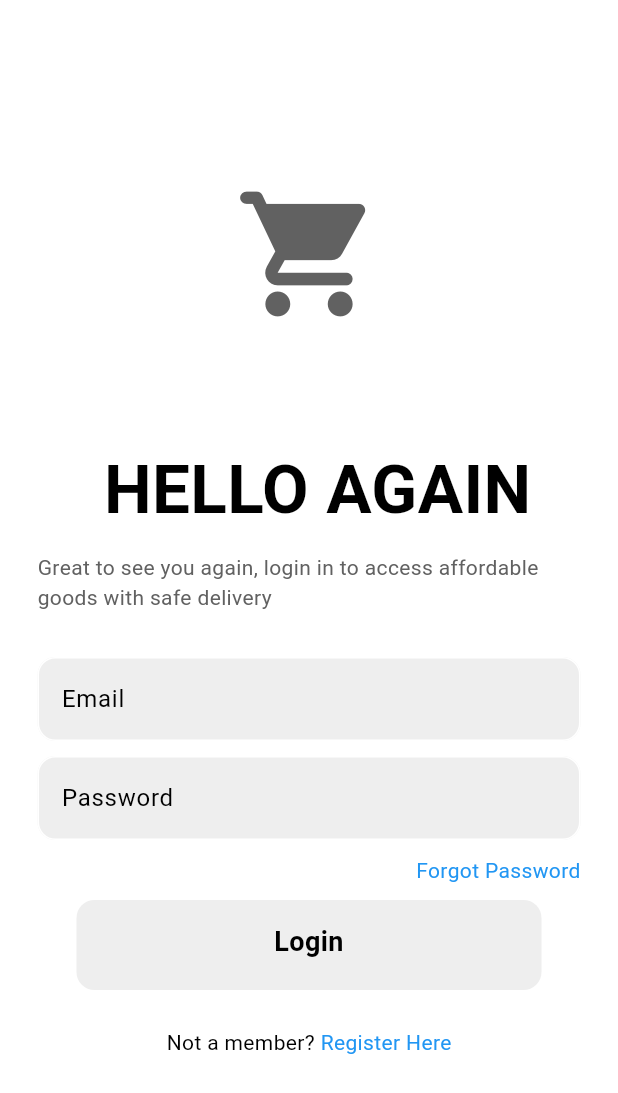
After one commit to iamMawuena1/mini-commerce, a Flutter app: the LoginPage screen opened by its route, on a phone screen of 412 x 824 dp. The commit adds this screen. Shown: the top 1093 px of the screen. Run offline on Flutter 3.47's test engine with Material 3 defaults, Android fonts, the phone set to English and light mode, and no system bars; our stand-ins replace another_flutter_splash_screen, firebase_auth, firebase_core, lottie, smooth_page_indicator; accounts and stored records are empty; network calls fail.

Commit message:
ready for shipment

```diff
--- a/lib/Widgets/my_button.dart
+++ b/lib/Widgets/my_button.dart
@@ -5,7 +5,7 @@ class MyButton extends StatelessWidget {
   final Widget child;
   const MyButton({
     super.key,
-    this.onTap,
+    required this.onTap,
     required this.child,
   });
 
@@ -14,11 +14,13 @@ class MyButton extends StatelessWidget {
     return GestureDetector(
       onTap: onTap,
       child: Container(
+        width: 310,
+        height: 60,
         decoration: BoxDecoration(
           color: Theme.of(context).colorScheme.primary,
           borderRadius: BorderRadius.circular(12),
         ),
-        padding: const EdgeInsets.all(25),
+        padding: const EdgeInsets.all(15),
         child: child,
       ),
     );
--- a/lib/Widgets/my_drawer.dart
+++ b/lib/Widgets/my_drawer.dart
@@ -1,3 +1,4 @@
+import 'package:firebase_auth/firebase_auth.dart';
 import 'package:flutter/material.dart';
 import 'package:mini_commerce/Widgets/my_tile.dart';
 
@@ -49,7 +50,9 @@ class MyDrawer extends StatelessWidget {
             child: CustomListTile(
               text: 'Logout',
               icon: Icons.logout_rounded,
-              onTap: () {},
+              onTap: () {
+                FirebaseAuth.instance.signOut();
+              },
             ),
           ),
         ],
--- /dev/null
+++ b/lib/Widgets/textfileds.dart
@@ -0,0 +1,38 @@
+import 'package:flutter/material.dart';
+
+class MyTextField extends StatelessWidget {
+  final String hintText;
+  final bool obscuredText;
+  final TextEditingController? controller;
+  const MyTextField({
+    super.key,
+    required this.hintText,
+    required this.obscuredText,
+    required this.controller,
+  });
+
+  @override
+  Widget build(BuildContext context) {
+    return Padding(
+      padding: const EdgeInsets.symmetric(horizontal: 25.0),
+      child: TextField(
+        controller: controller,
+        decoration: InputDecoration(
+          enabledBorder: OutlineInputBorder(
+            borderSide:
+                BorderSide(color: Theme.of(context).colorScheme.onPrimary),
+            borderRadius: BorderRadius.circular(12.0),
+          ),
+          focusedBorder: OutlineInputBorder(
+            borderSide: const BorderSide(color: Colors.deepPurple),
+            borderRadius: BorderRadius.circular(12.0),
+          ),
+          hintText: hintText,
+          fillColor: Theme.of(context).colorScheme.primary,
+          filled: true,
+        ),
+        obscureText: obscuredText,
+      ),
+    );
+  }
+}
--- a/lib/pages/cart.dart
+++ b/lib/pages/cart.dart
@@ -91,7 +91,11 @@ class CartPage extends StatelessWidget {
               onTap: () => payButtonPressed(context),
               child: const Text(
                 "P A Y",
-                style: TextStyle(fontWeight: FontWeight.bold),
+                textAlign: TextAlign.center,
+                style: TextStyle(
+                  fontWeight: FontWeight.bold,
+                  fontSize: 20,
+                ),
               ),
             ),
           ),
--- /dev/null
+++ b/lib/pages/logins/login.dart
@@ -0,0 +1,142 @@
+import 'package:firebase_auth/firebase_auth.dart';
+import 'package:flutter/material.dart';
+import 'package:mini_commerce/Widgets/my_button.dart';
+
+import '../../Widgets/textfileds.dart';
+
+class LoginPage extends StatefulWidget {
+  final VoidCallback showregisterPage;
+  const LoginPage({
+    super.key,
+    required this.showregisterPage,
+  });
+
+  @override
+  State<LoginPage> createState() => _LoginPageState();
+}
+
+class _LoginPageState extends State<LoginPage> {
+  //Text editing controllers
+  final emailController = TextEditingController();
+  final passwordController = TextEditingController();
+
+  //login method
+  Future login() async {
+    await FirebaseAuth.instance.signInWithEmailAndPassword(
+      email: emailController.text.trim(),
+      password: passwordController.text.trim(),
+    );
+  }
+
+  @override
+  void dispose() {
+    super.dispose();
+    emailController.dispose();
+    passwordController.dispose();
+  }
+
+  @override
+  Widget build(BuildContext context) {
+    return Scaffold(
+      body: SafeArea(
+        child: Center(
+          child: SingleChildScrollView(
+            child: Column(
+              mainAxisAlignment: MainAxisAlignment.center,
+              children: [
+                // img
+                Icon(
+                  Icons.shopping_cart_rounded,
+                  size: 100.0,
+                  color: Theme.of(context).colorScheme.inversePrimary,
+                ),
+                const SizedBox(height: 75),
+                //text
+                const Text(
+                  ' HELLO AGAIN',
+                  style: TextStyle(
+                    fontWeight: FontWeight.bold,
+                    fontSize: 45.0,
+                  ),
+                ),
+                const SizedBox(height: 10),
+                Padding(
+                  padding: const EdgeInsets.symmetric(horizontal: 25.0),
+                  child: Text(
+                    "Great to see you again, login in to access affordable goods with safe delivery",
+                    style: TextStyle(
+                      color: Theme.of(context).colorScheme.inversePrimary,
+                    ),
+                  ),
+                ),
+                const SizedBox(height: 30),
+                //email field
+                MyTextField(
+                  controller: emailController,
+                  hintText: 'Email',
+                  obscuredText: false,
+                ),
+                const SizedBox(height: 10),
+                //password field
+                MyTextField(
+                  hintText: 'Password',
+                  obscuredText: true,
+                  controller: passwordController,
+                ),
+                const SizedBox(height: 10),
+                GestureDetector(
+                  onTap: () {
+                    Navigator.pushNamed(context, '/forgotpassword');
+                  },
+                  child: const Padding(
+                    padding: EdgeInsets.symmetric(horizontal: 25.0),
+                    child: Row(
+                      mainAxisAlignment: MainAxisAlignment.end,
+                      children: [
+                        Text(
+                          'Forgot Password',
+                          style: TextStyle(
+                            color: Colors.blue,
+                          ),
+                        ),
+                      ],
+                    ),
+                  ),
+                ),
+                const SizedBox(height: 10),
+                // login button
+                MyButton(
+                  onTap: login,
+                  child: const Text(
+                    'Login',
+                    textAlign: TextAlign.center,
+                    style: TextStyle(
+                      fontWeight: FontWeight.w600,
+                      fontSize: 18,
+                    ),
+                  ),
+                ),
+                const SizedBox(height: 25.0),
+                Row(
+                  mainAxisAlignment: MainAxisAlignment.center,
+                  children: [
+                    const Text('Not a member?'),
+                    GestureDetector(
+                      onTap: widget.showregisterPage,
+                      child: const Text(
+                        " Register Here",
+                        style: TextStyle(
+                          color: Colors.blue,
+                        ),
+                      ),
+                    ),
+                  ],
+                )
+              ],
+            ),
+          ),
+        ),
+      ),
+    );
+  }
+}
--- a/lib/pages/onboarding/onboarding.dart
+++ b/lib/pages/onboarding/onboarding.dart
@@ -1,5 +1,5 @@
 import 'package:flutter/material.dart';
-import 'package:mini_commerce/home.dart';
+import 'package:mini_commerce/pages/logins/main_page.dart';
 import 'package:mini_commerce/pages/onboarding/intro_page1.dart';
 import 'package:mini_commerce/pages/onboarding/intro_page2.dart';
 import 'package:mini_commerce/pages/onboarding/intro_page3.dart';
@@ -62,7 +62,7 @@ class _OnboardingScreenState extends State<OnboardingScreen> {
                           Navigator.push(
                             context,
                             MaterialPageRoute(builder: (context) {
-                              return const HomePage();
+                              return const MainPage();
                             }),
                           );
                         },
--- a/pubspec.yaml
+++ b/pubspec.yaml
@@ -39,6 +39,8 @@ dependencies:
   lottie:
   smooth_page_indicator:
   provider: ^6.1.2
+  firebase_auth:
+  firebase_core:
 
 dev_dependencies:
   flutter_test:
```
Also changed, not shown: lib/Widgets/product_tile.dart (+7 -1 lines), lib/auth/auth.dart (added, +31 -0 lines), lib/home.dart (+14 -0 lines), lib/main.dart (+14 -3 lines), lib/pages/logins/forgotpass.dart (added, +96 -0 lines), lib/pages/logins/main_page.dart (added, +24 -0 lines), lib/pages/logins/sign_up.dart (added, +142 -0 lines), firebase.json (added), images/login.png (added), lib/firebase_options.dart (added), pubspec.lock, 6 other files.
